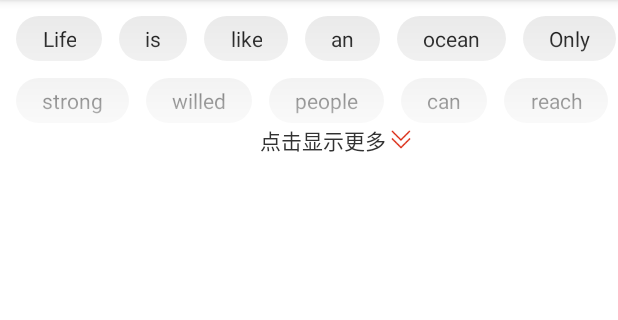
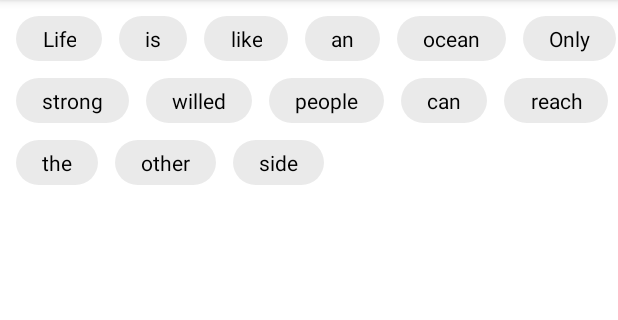
Before and after one commit to LillteZheng/FlowHelper, an Android app: the LabelShowMoreActivity screen opened directly, with no data from a screen before it, on a phone screen of 412 x 824 dp, the part 84-404 px from its top. Run offline under Robolectric (Android 15) with nearby library versions, the phone set to English and light mode, and no system bars.

```diff
--- a/app/src/main/java/com/zhengsr/tabhelper/activity/LabelShowMoreActivity.java
+++ b/app/src/main/java/com/zhengsr/tabhelper/activity/LabelShowMoreActivity.java
@@ -26,11 +26,7 @@ public class LabelShowMoreActivity extends AppCompatActivity {
 
         LabelFlowLayout flowLayout = findViewById(R.id.labelflow);
 
-        LabelBean bean = new LabelBean();
-        bean.showLines = 2;
-        bean.showMoreLayoutId = R.layout.show_more;
-        bean.showMoreColor = Color.WHITE;
-        flowLayout.setLabelBean(bean);
+
         flowLayout.setAdapter(new LabelFlowAdapter<String>(R.layout.item_textview,mTitle) {
             @Override
             public void bindView(View view, String data, int position) {
--- a/app/src/main/java/com/zhengsr/tabhelper/activity/NetTestActivity.java
+++ b/app/src/main/java/com/zhengsr/tabhelper/activity/NetTestActivity.java
@@ -46,7 +46,7 @@ public class NetTestActivity extends SupportActivity {
 
 
         final TabFlowAdapter adapter ;
-        flowLayout.setViewPager(mViewPager,R.id.item_text, 1,getResources().getColor(R.color.unselect),Color.WHITE);
+        flowLayout.setViewPager(mViewPager,R.id.item_text);
         flowLayout.setAdapter(adapter = new TabFlowAdapter<String>(R.layout.item_tab,titles) {
 
             @Override
@@ -101,7 +101,7 @@ public class NetTestActivity extends SupportActivity {
     }
 
     public void test(View view) {
-        mViewPager.setCurrentItem(2);
+        recreate();
     }
 
     class ViewPagerAdapter extends FragmentPagerAdapter {
--- a/app/src/main/res/layout/activity_label_show_more.xml
+++ b/app/src/main/res/layout/activity_label_show_more.xml
@@ -16,7 +16,7 @@
         android:layout_marginTop="10dp"
         android:layout_marginStart="10dp"
         app:label_showLine="3"
-        app:label_showMore_layoutId="@layout/item_article_recy_layout"
-        app:label_showMore_Color="@color/wechat"/>
+        app:label_showMore_layoutId="@layout/show_more"
+        app:label_showMore_Color="@color/white"/>
 
 </android.support.constraint.ConstraintLayout>
--- a/app/src/main/res/layout/item_tab.xml
+++ b/app/src/main/res/layout/item_tab.xml
@@ -1,5 +1,5 @@
 <?xml version="1.0" encoding="utf-8"?>
-<TextView xmlns:android="http://schemas.android.com/apk/res/android"
+<com.zhengsr.tablib.view.TabColorTextView xmlns:android="http://schemas.android.com/apk/res/android"
     xmlns:app="http://schemas.android.com/apk/res-auto"
     xmlns:tools="http://schemas.android.com/tools"
     android:id="@+id/item_text"
@@ -10,7 +10,8 @@
     android:paddingTop="6dp"
     android:paddingEnd="12dp"
     android:paddingBottom="6dp"
-    android:textColor="@color/unselect"
+    app:colortext_default_color="@color/unselect"
+    app:colortext_change_color="@color/white"
     android:textSize="14sp"
     app:layout_constraintBottom_toBottomOf="parent"
     app:layout_constraintEnd_toEndOf="parent"
--- a/tablib/src/main/java/com/zhengsr/tablib/view/flow/LabelFlowLayout.java
+++ b/tablib/src/main/java/com/zhengsr/tablib/view/flow/LabelFlowLayout.java
@@ -66,7 +66,7 @@ public class LabelFlowLayout extends ScrollFlowLayout {
         mShowMoreLines = ta.getInteger(R.styleable.LabelFlowLayout_label_showLine, -1);
         setLabelLines(mShowMoreLines);
 
-        mShowMoreColor = ta.getColor(R.styleable.LabelFlowLayout_label_showMore_Color, Color.WHITE);
+        mShowMoreColor = ta.getColor(R.styleable.LabelFlowLayout_label_showMore_Color, Color.RED);
         mShowMoreLayoutId = ta.getResourceId(R.styleable.LabelFlowLayout_label_showMore_layoutId, -1);
 
         ta.recycle();
@@ -130,7 +130,6 @@ public class LabelFlowLayout extends ScrollFlowLayout {
                  * 如果在范围内，截取该事件
                  */
                 if (mBitRect.contains(x, y)) {
-                    Log.d(TAG, "zsr onInterceptTouchEvent: ");
                     return true;
                 }
                 break;
```
Also changed, not shown: tablib/src/main/java/com/zhengsr/tablib/view/action/BaseAction.java (+23 -18 lines), tablib/src/main/java/com/zhengsr/tablib/view/flow/TabFlowLayout.java (+16 -12 lines), 1 other file.
